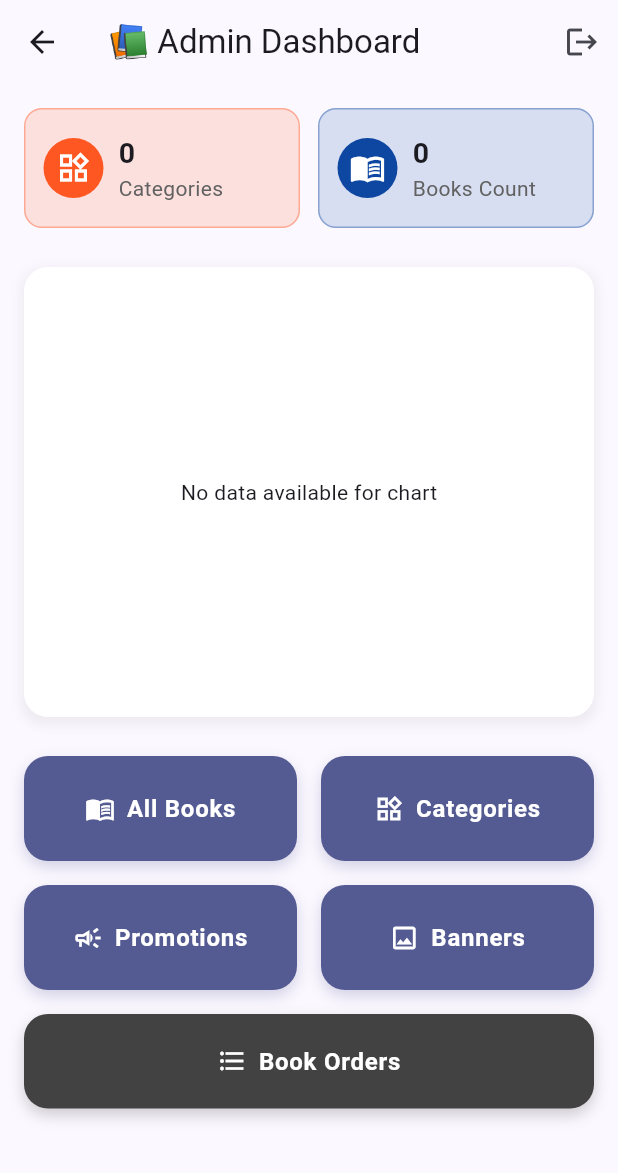
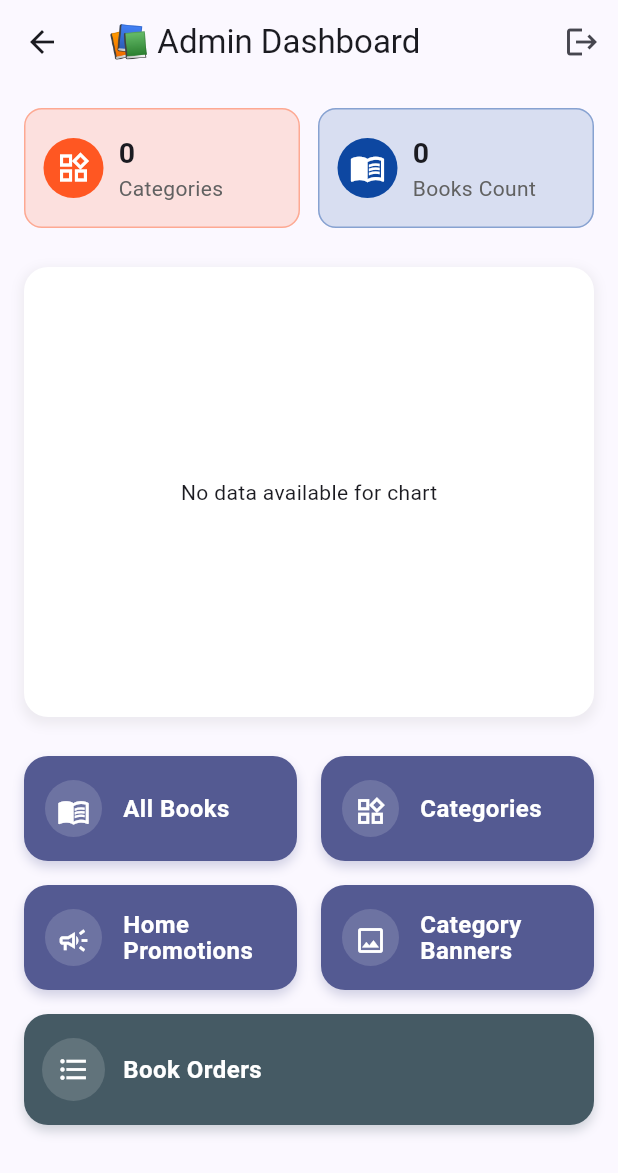
Before and after one commit to viraj-gunasekara/Bookstore_App_Android, a Flutter app: the AdminHome screen opened by its route, on a phone screen of 412 x 824 dp. Shown: the top 1173 px of the screen. Run offline on Flutter 3.47's test engine with Material 3 defaults, Android fonts, the phone set to English and light mode, and no system bars; our stand-ins replace cloud_firestore, firebase_auth, firebase_core, fl_chart, flutter_dotenv, image_picker; accounts and stored records are empty.

Commit message:
Admin home category labels make scrollable to fix overflow & modify home buttons UI

```diff
--- a/bookstore_admin_app/lib/containers/home_button.dart
+++ b/bookstore_admin_app/lib/containers/home_button.dart
@@ -6,13 +6,7 @@ class HomeButton extends StatelessWidget {
   final IconData? icon;
   final Color? backgroundColor;
 
-  const HomeButton({
-    super.key,
-    required this.name,
-    required this.onTap,
-    this.icon,
-    this.backgroundColor,
-  });
+  const HomeButton({super.key, required this.name, required this.onTap, this.icon, this.backgroundColor});
 
   @override
   Widget build(BuildContext context) {
@@ -21,36 +15,35 @@ class HomeButton extends StatelessWidget {
     return InkWell(
       onTap: onTap,
       borderRadius: BorderRadius.circular(16),
-      splashColor: Colors.white24,
+      splashColor: Colors.white.withOpacity(0.2),
       child: Container(
+        padding: const EdgeInsets.symmetric(vertical: 16, horizontal: 12),
         decoration: BoxDecoration(
           color: bgColor,
           borderRadius: BorderRadius.circular(16),
-          boxShadow: [
-            BoxShadow(
-              color: bgColor.withOpacity(0.25),
-              blurRadius: 8,
-              offset: const Offset(0, 4),
-            ),
-          ],
+          boxShadow: [BoxShadow(color: bgColor.withOpacity(0.25), blurRadius: 6, offset: const Offset(0, 4))],
         ),
-        padding: const EdgeInsets.symmetric(horizontal: 12, vertical: 20),
         child: Row(
-          mainAxisAlignment: MainAxisAlignment.center,
+          mainAxisAlignment: MainAxisAlignment.start,
           children: [
+            // 🔵 Icon inside a circle
             if (icon != null)
-              Icon(icon, color: Colors.white, size: 20),
-            if (icon != null) const SizedBox(width: 8),
-            Flexible(
+              Container(
+                padding: const EdgeInsets.all(10),
+                decoration: BoxDecoration(shape: BoxShape.circle, color: Colors.white.withOpacity(0.15)),
+                child: Icon(icon, color: Colors.white, size: 22),
+              ),
+
+            const SizedBox(width: 12),
+
+            // 📄 Button Text
+            Expanded(
               child: Text(
                 name,
-                textAlign: TextAlign.center,
-                style: const TextStyle(
-                  color: Colors.white,
-                  fontSize: 16,
-                  fontWeight: FontWeight.w600,
-                  letterSpacing: 0.5,
-                ),
+                // textAlign: TextAlign.center,
+                maxLines: 2,
+                overflow: TextOverflow.ellipsis,
+                style: const TextStyle(color: Colors.white, fontSize: 16, fontWeight: FontWeight.w600, height: 1.09, letterSpacing: 0.3),
               ),
             ),
           ],
--- a/bookstore_admin_app/lib/views/admin_home.dart
+++ b/bookstore_admin_app/lib/views/admin_home.dart
@@ -128,11 +128,14 @@ class _AdminHomeState extends State<AdminHome> {
 
                             // 🏷️ Category labels with matching color
                             Expanded(
+                              child: SizedBox(
+                                height: 220,
+                                child: SingleChildScrollView(
                                   child: Column(
                                     crossAxisAlignment: CrossAxisAlignment.start,
                                     children: coloredEntries.map((entry) {
                                       return Padding(
-                                    padding: const EdgeInsets.symmetric(vertical: 4),
+                                        padding: const EdgeInsets.symmetric(vertical: 5),
                                         child: Row(
                                           crossAxisAlignment: CrossAxisAlignment.start,
                                           children: [
@@ -156,6 +159,8 @@ class _AdminHomeState extends State<AdminHome> {
                                         ),
                                       );
                                     }).toList(),
+                                  ),
+                                ),
                               ),
                             ),
                           ],
@@ -183,12 +188,12 @@ class _AdminHomeState extends State<AdminHome> {
                     HomeButton(name: "All Books", icon: Icons.menu_book_outlined, onTap: () => Navigator.pushNamed(context, "/books")),
                     HomeButton(name: "Categories", icon: Icons.now_widgets_outlined, onTap: () => Navigator.pushNamed(context, "/category")),
                     HomeButton(
-                      name: "Promotions",
+                      name: "Home Promotions",
                       icon: Icons.campaign_outlined,
                       onTap: () => Navigator.pushNamed(context, "/promos", arguments: {"promo": true}),
                     ),
                     HomeButton(
-                      name: "Banners",
+                      name: "Category Banners",
                       icon: Icons.image_outlined,
                       onTap: () => Navigator.pushNamed(context, "/promos", arguments: {"promo": false}),
                     ),
@@ -199,7 +204,7 @@ class _AdminHomeState extends State<AdminHome> {
                 Container(
                   margin: const EdgeInsets.only(top: 16),
                   width: double.infinity,
-                  child: HomeButton(name: "Book Orders", icon: Icons.format_list_bulleted, onTap: () => Navigator.pushNamed(context, "/orders"), backgroundColor: Colors.grey.shade800),
+                  child: HomeButton(name: "Book Orders", icon: Icons.format_list_bulleted, onTap: () => Navigator.pushNamed(context, "/orders"), backgroundColor: Colors.blueGrey.shade700),
                 ),
                 const SizedBox(height: 5),
               ],
```
Also changed, not shown: 1 other file. Lines whose indentation alone changed are shown as unchanged.
